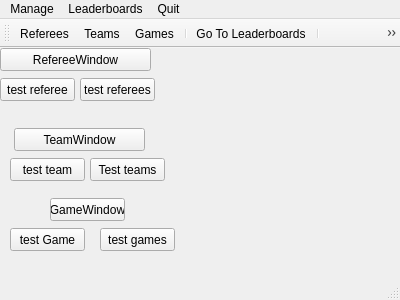
alexanderbrannlund/ProjektRefereeGameBookQt, file RefereeGameBookDV1553/mainwindow.ui: the form before one commit.
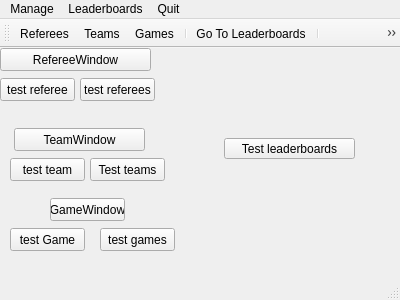
The form after the commit. Icons and pictures are not drawn.

Patch:
```diff
--- a/RefereeGameBookDV1553/mainwindow.ui
+++ b/RefereeGameBookDV1553/mainwindow.ui
@@ -131,6 +131,19 @@
      <string>GameWindow</string>
     </property>
    </widget>
+   <widget class="QPushButton" name="pushButton_10">
+    <property name="geometry">
+     <rect>
+      <x>224</x>
+      <y>90</y>
+      <width>131</width>
+      <height>21</height>
+     </rect>
+    </property>
+    <property name="text">
+     <string>Test leaderboards</string>
+    </property>
+   </widget>
   </widget>
   <widget class="QMenuBar" name="menuBar">
    <property name="geometry">
```
